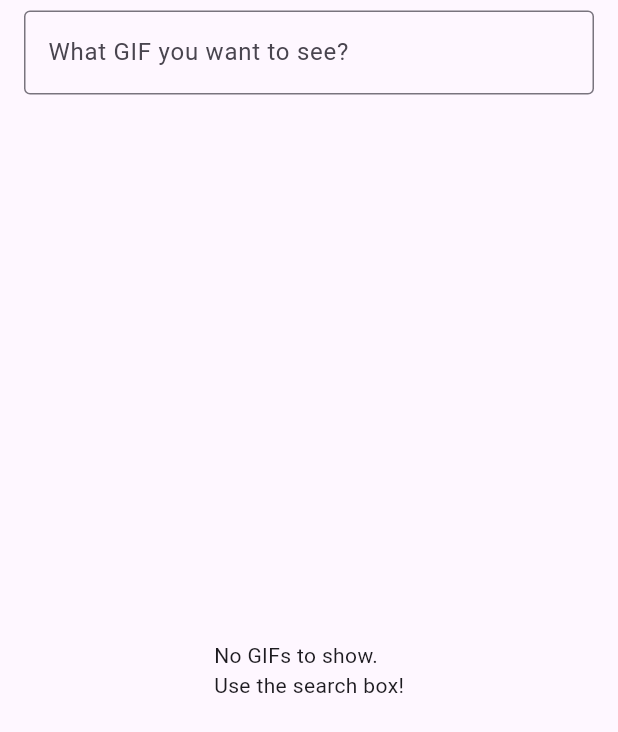
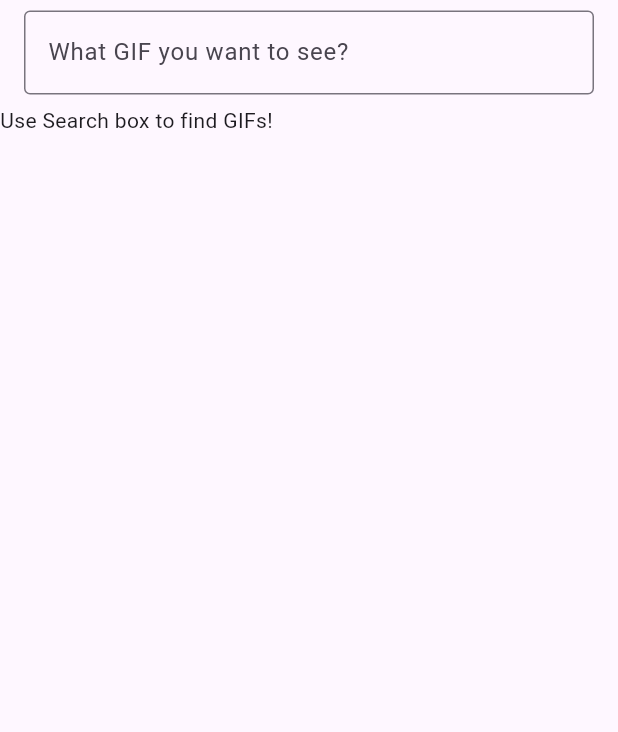
Before and after one commit to edisyo/GifApp, a Flutter app: the screen it shows after launch, on a phone screen of 412 x 824 dp. Shown: the top 732 px of the screen. Run offline on Flutter 3.47's test engine with Material 3 defaults, Android fonts, the light colour scheme and no system bars; our stand-ins replace bloc_concurrency, equatable, flutter_bloc.

Commit message:
refactor: move search states into bloc

```diff
--- /dev/null
+++ b/devtools_options.yaml
@@ -0,0 +1,3 @@
+description: This file stores settings for Dart & Flutter DevTools.
+documentation: https://docs.flutter.dev/tools/devtools/extensions#configure-extension-enablement-states
+extensions:
--- /dev/null
+++ b/lib/bloc/search_event.dart
@@ -0,0 +1,17 @@
+import 'package:equatable/equatable.dart';
+
+sealed class SearchEvent extends Equatable {
+  const SearchEvent();
+
+  @override
+  List<Object?> get props => [];
+}
+
+final class SearchQueryChanged extends SearchEvent {
+  const SearchQueryChanged(this.query);
+
+  final String query;
+
+  @override
+  List<Object?> get props => [query];
+}
--- /dev/null
+++ b/lib/bloc/search_state.dart
@@ -0,0 +1,58 @@
+import 'package:equatable/equatable.dart';
+import 'package:gif_app/data/models/gif.dart';
+
+// 5 states in total for Search
+//  SearchStateInitial
+//  SearchStateLoading
+//  SearchStateLoaded
+//  SearchStateEmpty
+//  SearchStateError
+
+sealed class SearchState extends Equatable {
+  const SearchState();
+
+  @override
+  List<Object> get props => [];
+}
+
+// current start-up + searchbox cleared
+final class SearchStateInitial extends SearchState {}
+
+// loading results
+final class SearchStateLoading extends SearchState {}
+
+// gifs + query + totalCount
+final class SearchStateLoaded extends SearchState {
+  const SearchStateLoaded({
+    required this.gifs,
+    required this.query,
+    required this.totalCount,
+  });
+
+  final List<Gif> gifs;
+  final String query;
+  final int totalCount;
+
+  @override
+  List<Object> get props => [gifs, query, totalCount];
+}
+
+// empty response
+final class SearchStateEmpty extends SearchState {
+  const SearchStateEmpty({required this.query});
+
+  final String query;
+
+  @override
+  List<Object> get props => [query];
+}
+
+// caught exception
+final class SearchStateError extends SearchState {
+  const SearchStateError({required this.error});
+
+  final String error;
+
+  @override
+  List<Object> get props => [error];
+}
--- a/lib/data/models/gif.dart
+++ b/lib/data/models/gif.dart
@@ -1,15 +1,20 @@
-class Gif {
-  final String id;
-  final String title;
-  final String previewUrl;
-  final String fullUrl;
+import 'package:equatable/equatable.dart';
 
+class Gif extends Equatable {
   const Gif({
     required this.id,
     required this.title,
     required this.previewUrl,
     required this.fullUrl,
   });
+
+  final String id;
+  final String title;
+  final String previewUrl;
+  final String fullUrl;
+
+  @override
+  List<Object> get props => [id];
 
   factory Gif.fromJson(Map<String, dynamic> json) {
     final images = json['images'] as Map<String, dynamic>?;
--- a/lib/main.dart
+++ b/lib/main.dart
@@ -1,4 +1,6 @@
 import 'package:flutter/material.dart';
+import 'package:flutter_bloc/flutter_bloc.dart';
+import 'package:gif_app/bloc/search_bloc.dart';
 import 'package:gif_app/data/gif_repository.dart';
 import 'package:gif_app/data/giphy_api_client.dart';
 import 'package:gif_app/screens/search_page.dart';
@@ -20,7 +22,10 @@ class GifApp extends StatelessWidget {
     return MaterialApp(
       debugShowCheckedModeBanner: false,
       title: "Explore Giphy",
-      home: SearchPage(repository: repository),
+      home: BlocProvider(
+        create: (_) => SearchBloc(repository),
+        child: SearchPage(),
+      ),
     );
   }
 }
--- a/lib/screens/search_page.dart
+++ b/lib/screens/search_page.dart
@@ -1,14 +1,16 @@
 import 'dart:async';
 
 import 'package:flutter/material.dart';
-import 'package:gif_app/data/gif_page.dart';
-import 'package:gif_app/data/gif_repository.dart';
+import 'package:flutter_bloc/flutter_bloc.dart';
+import 'package:gif_app/bloc/search_bloc.dart';
+import 'package:gif_app/bloc/search_event.dart';
+import 'package:gif_app/bloc/search_state.dart';
 
 // Widget Class
 class SearchPage extends StatefulWidget {
   // variables, that gets passed from outside and used inside the widget
-  final GifRepository repository;
-  const SearchPage({super.key, required this.repository});
+  //edit final GifRepository repository;
+  const SearchPage({super.key});
 
   // Create a state
   @override
@@ -17,9 +19,6 @@ class SearchPage extends StatefulWidget {
 
 // State class
 class _SearchPageState extends State<SearchPage> {
-  // declare what needs to survive widget rebuilds - memory
-  Future<GifPage>? _gifsFuture;
-
   // Text Field controller
   final _textEditingController = TextEditingController();
 
@@ -49,27 +48,14 @@ class _SearchPageState extends State<SearchPage> {
 
   // Runs when text inside TexField changes
   void _onQueryChanged(String query) {
-    print('Query changed - ${query}');
+    print('Query changed - $query');
 
     // Cancel existing timers, user still typing
     _debounce?.cancel();
 
     // User paused - trigger the search!
     _debounce = Timer(Duration(milliseconds: 750), () {
-      if (query.isEmpty) {
-        // Tells Widget to rebuild it.
-        // Since in body there is _gifsFuture ? empty : grid.
-        // This will change the screen back to an empty Screen
-        setState(() {
-          _gifsFuture = null;
-        });
-        return;
-      }
-
-      //fire the search
-      setState(() {
-        _gifsFuture = widget.repository.getGifs(query);
-      });
+      context.read<SearchBloc>().add(SearchQueryChanged(query));
     });
   }
 
@@ -88,42 +74,48 @@ class _SearchPageState extends State<SearchPage> {
         ),
         toolbarHeight: 70,
       ),
-      body: _gifsFuture == null
-          ? _showEmptyPage('No GIFs to show.\nUse the search box!')
-          : _showGrid(),
+      body: _buildBlocStates(),
     );
   }
 
-  Widget _showEmptyPage(String message) => Center(child: Text(message));
-
-  Widget _showGrid() {
-    return FutureBuilder<GifPage>(
-      future: _gifsFuture!,
-      builder: (context, snapshot) {
-        // 1. still waiting
-        if (snapshot.connectionState == ConnectionState.waiting) {
-          //show "Loading data..."
-          return Text("Loading data");
+  Widget _buildBlocStates() {
+    return BlocBuilder<SearchBloc, SearchState>(
+      builder: (context, state) {
+        return switch (state) {
+          SearchStateInitial() => _showSearchStateInitial(),
+          SearchStateLoading() => _showSearchStateLoading(),
+          SearchStateEmpty() => _showSearchStateEmpty(state),
+          SearchStateError() => _showSearchStateError(state),
+          SearchStateLoaded() => _showSearchStateLoaded(state),
+        };
+      },
+    );
   }
 
-        // 2. did it throw?
-        if (snapshot.hasError) {
-          return Text("Error: ${snapshot.error}");
+  Widget _showSearchStateInitial() {
+    return const Text('Use Search box to find GIFs!');
   }
 
-        // Check if results are not empty - no gifs for query
-        if (snapshot.data!.gifs.isEmpty) {
-          print("Empty query!");
-          return _showEmptyPage('No GIFs found.\nTry another keyword!');
-        } else {
-          print("show grid!");
+  Widget _showSearchStateLoading() {
+    return const CircularProgressIndicator.adaptive();
+  }
+
+  Widget _showSearchStateEmpty(SearchStateEmpty state) {
+    return Text('No results for ${state.query}\nTry another keyword!');
+  }
+
+  Widget _showSearchStateError(SearchStateError state) {
+    return Text('Error: ${state.error}');
+  }
+
+  Widget _showSearchStateLoaded(SearchStateLoaded state) {
     return Column(
       children: [
         // Results Label on top
         Padding(
           padding: const EdgeInsets.all(5.0),
           child: Text(
-                  'Showing ${snapshot.data!.count} out of ${snapshot.data!.totalCount} results for ${_textEditingController.text}',
+            'Showing ${state.gifs.length} out of ${state.totalCount} results for ${state.query}',
           ),
         ),
 
@@ -132,14 +124,14 @@ class _SearchPageState extends State<SearchPage> {
           child: Padding(
             padding: const EdgeInsets.all(8.0),
             child: GridView.builder(
-                    itemCount: snapshot.data!.gifs.length,
+              itemCount: state.gifs.length,
               gridDelegate: SliverGridDelegateWithMaxCrossAxisExtent(
                 maxCrossAxisExtent: 150,
                 crossAxisSpacing: 8,
                 mainAxisSpacing: 8,
               ),
               itemBuilder: (context, index) {
-                      final gif = snapshot.data!.gifs[index];
+                final gif = state.gifs[index];
                 return Image.network(gif.previewUrl, fit: BoxFit.cover);
               },
             ),
@@ -148,7 +140,4 @@ class _SearchPageState extends State<SearchPage> {
       ], // Children
     );
   }
-      },
-    );
 }
-}
--- a/pubspec.yaml
+++ b/pubspec.yaml
@@ -35,6 +35,9 @@ dependencies:
   # Use with the CupertinoIcons class for iOS style icons.
   cupertino_icons: ^1.0.8
   http: ^1.6.0
+  flutter_bloc: ^9.1.1
+  equatable: ^2.1.0
+  bloc_concurrency: ^0.3.0
 
 dev_dependencies:
   flutter_test:
```
Also changed, not shown: lib/bloc/search_bloc.dart (added, +62 -0 lines), pubspec.lock. Lines whose indentation alone changed are shown as unchanged.
